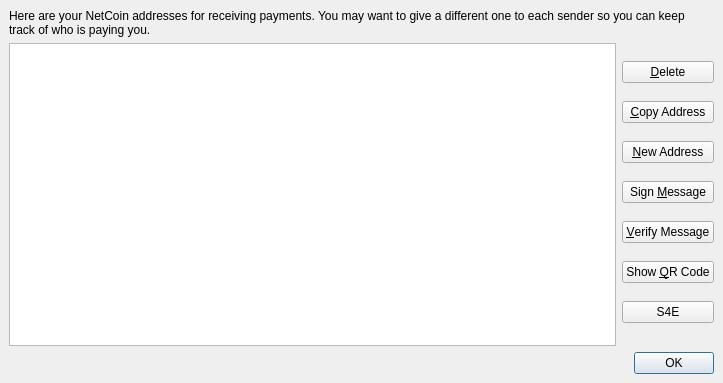
Above: src/qt/forms/addressbookpage.ui from MilkandPie4U/SproutsNewChain before the change. Below: the same form after it.
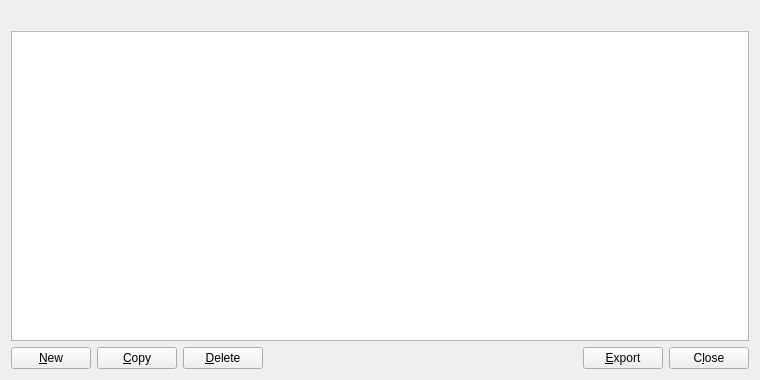
That is the form after the change. Icons and pictures are not drawn.

Patch:
```diff
--- a/src/qt/forms/addressbookpage.ui
+++ b/src/qt/forms/addressbookpage.ui
@@ -6,48 +6,13 @@
    <rect>
     <x>0</x>
     <y>0</y>
-    <width>723</width>
-    <height>383</height>
+    <width>760</width>
+    <height>380</height>
    </rect>
   </property>
-  <property name="windowTitle">
-   <string>Address Book</string>
-  </property>
-  <layout class="QGridLayout" name="gridLayout">
-   <property name="leftMargin">
-    <number>0</number>
-   </property>
-   <property name="topMargin">
-    <number>0</number>
-   </property>
-   <property name="rightMargin">
-    <number>0</number>
-   </property>
-   <property name="bottomMargin">
-    <number>0</number>
-   </property>
-   <item row="0" column="0">
-    <widget class="QFrame" name="frame">
-     <property name="styleSheet">
-      <string notr="true"/>
-     </property>
-     <property name="frameShape">
-      <enum>QFrame::NoFrame</enum>
-     </property>
-     <property name="frameShadow">
-      <enum>QFrame::Plain</enum>
-     </property>
-     <property name="lineWidth">
-      <number>0</number>
-     </property>
-     <layout class="QGridLayout" name="gridLayout_3">
-      <item row="0" column="0">
-       <layout class="QGridLayout" name="gridLayout_2">
-        <item row="0" column="0">
+  <layout class="QVBoxLayout" name="verticalLayout">
+   <item>
          <widget class="QLabel" name="labelExplanation">
-          <property name="text">
-           <string>Here are your NetCoin addresses for receiving payments. You may want to give a different one to each sender so you can keep track of who is paying you.</string>
-          </property>
           <property name="textFormat">
            <enum>Qt::PlainText</enum>
           </property>
@@ -56,10 +21,6 @@
           </property>
          </widget>
         </item>
-        <item row="1" column="0">
-         <layout class="QVBoxLayout" name="verticalLayout_2">
-          <item>
-           <layout class="QHBoxLayout" name="horizontalLayout">
             <item>
              <widget class="QTableView" name="tableView">
               <property name="contextMenuPolicy">
@@ -72,7 +33,7 @@
                <bool>false</bool>
               </property>
               <property name="alternatingRowColors">
-               <bool>false</bool>
+      <bool>true</bool>
               </property>
               <property name="selectionMode">
                <enum>QAbstractItemView::SingleSelection</enum>
@@ -89,14 +50,45 @@
              </widget>
             </item>
             <item>
-             <layout class="QVBoxLayout" name="verticalLayout">
-              <property name="spacing">
-               <number>0</number>
-              </property>
+    <layout class="QHBoxLayout" name="horizontalLayout">
+     <item>
+      <widget class="QPushButton" name="newAddress">
+       <property name="toolTip">
+        <string>Create a new address</string>
+       </property>
+       <property name="text">
+        <string>&amp;New</string>
+       </property>
+       <property name="icon">
+        <iconset resource="../bitcoin.qrc">
+         <normaloff>:/icons/add</normaloff>:/icons/add</iconset>
+       </property>
+       <property name="autoDefault">
+        <bool>false</bool>
+       </property>
+      </widget>
+     </item>
               <item>
-               <widget class="QPushButton" name="deleteButton">
+      <widget class="QPushButton" name="copyAddress">
                 <property name="toolTip">
-                 <string>&lt;html&gt;&lt;head/&gt;&lt;body&gt;&lt;p&gt;&lt;img src=&quot;:/toolTip/res/tooltips/deleteCurrentAddressTooltip.png&quot;/&gt;&lt;/p&gt;&lt;/body&gt;&lt;/html&gt;</string>
+        <string>Copy the currently selected address to the system clipboard</string>
+       </property>
+       <property name="text">
+        <string>&amp;Copy</string>
+       </property>
+       <property name="icon">
+        <iconset resource="../bitcoin.qrc">
+         <normaloff>:/icons/editcopy</normaloff>:/icons/editcopy</iconset>
+       </property>
+       <property name="autoDefault">
+        <bool>false</bool>
+       </property>
+      </widget>
+     </item>
+     <item>
+      <widget class="QPushButton" name="deleteAddress">
+       <property name="toolTip">
+        <string>Delete the currently selected address from the list</string>
                 </property>
                 <property name="text">
                  <string>&amp;Delete</string>
@@ -105,265 +97,13 @@
                  <iconset resource="../bitcoin.qrc">
                   <normaloff>:/icons/remove</normaloff>:/icons/remove</iconset>
                 </property>
-               </widget>
-              </item>
-              <item>
-               <widget class="QPushButton" name="copyToClipboard">
-                <property name="toolTip">
-                 <string>&lt;html&gt;&lt;head/&gt;&lt;body&gt;&lt;p&gt;&lt;img src=&quot;:/toolTip/res/tooltips/copyCurrentAddressTooltip.png&quot;/&gt;&lt;/p&gt;&lt;/body&gt;&lt;/html&gt;</string>
-                </property>
-                <property name="text">
-                 <string>&amp;Copy Address</string>
-                </property>
-                <property name="icon">
-                 <iconset resource="../bitcoin.qrc">
-                  <normaloff>:/icons/editcopy</normaloff>:/icons/editcopy</iconset>
-                </property>
-               </widget>
-              </item>
-              <item>
-               <widget class="QPushButton" name="newAddressButton">
-                <property name="toolTip">
-                 <string>&lt;html&gt;&lt;head/&gt;&lt;body&gt;&lt;p&gt;&lt;img src=&quot;:/toolTip/res/tooltips/createNewNetcoinAddress.png&quot;/&gt;&lt;/p&gt;&lt;/body&gt;&lt;/html&gt;</string>
-                </property>
-                <property name="text">
-                 <string>&amp;New Address</string>
-                </property>
-                <property name="icon">
-                 <iconset resource="../bitcoin.qrc">
-                  <normaloff>:/icons/add</normaloff>:/icons/add</iconset>
-                </property>
-               </widget>
-              </item>
-              <item>
-               <widget class="QPushButton" name="signMessage">
-                <property name="toolTip">
-                 <string>&lt;html&gt;&lt;head/&gt;&lt;body&gt;&lt;p&gt;&lt;img src=&quot;:/toolTip/res/tooltips/signMessageTooltip.png&quot;/&gt;&lt;/p&gt;&lt;/body&gt;&lt;/html&gt;</string>
-                </property>
-                <property name="text">
-                 <string>Sign &amp;Message</string>
-                </property>
-                <property name="icon">
-                 <iconset resource="../bitcoin.qrc">
-                  <normaloff>:/icons/edit</normaloff>:/icons/edit</iconset>
-                </property>
-               </widget>
-              </item>
-              <item>
-               <widget class="QPushButton" name="verifyMessage">
-                <property name="toolTip">
-                 <string>&lt;html&gt;&lt;head/&gt;&lt;body&gt;&lt;p&gt;&lt;img src=&quot;:/toolTip/res/tooltips/verifyMessageTooltip.png&quot;/&gt;&lt;/p&gt;&lt;/body&gt;&lt;/html&gt;</string>
-                </property>
-                <property name="text">
-                 <string>&amp;Verify Message</string>
-                </property>
-                <property name="icon">
-                 <iconset resource="../bitcoin.qrc">
-                  <normaloff>:/icons/transaction_0</normaloff>:/icons/transaction_0</iconset>
-                </property>
-               </widget>
-              </item>
-              <item>
-               <widget class="QPushButton" name="showQRCode">
-                <property name="toolTip">
-                 <string>&lt;html&gt;&lt;head/&gt;&lt;body&gt;&lt;p&gt;&lt;img src=&quot;:/toolTip/res/tooltips/showQrCodeTooltip.png&quot;/&gt;&lt;/p&gt;&lt;/body&gt;&lt;/html&gt;</string>
-                </property>
-                <property name="text">
-                 <string>Show &amp;QR Code</string>
-                </property>
-                <property name="icon">
-                 <iconset resource="../bitcoin.qrc">
-                  <normaloff>:/icons/qrcode</normaloff>:/icons/qrcode</iconset>
-                </property>
-               </widget>
-              </item>
-              <item>
-               <widget class="QPushButton" name="stakeForCharityPushButton">
-                <property name="text">
-                 <string>S4E</string>
-                </property>
-               </widget>
-              </item>
-             </layout>
-            </item>
-           </layout>
-          </item>
-          <item>
-           <layout class="QHBoxLayout" name="horizontalLayout_2">
+       <property name="autoDefault">
+        <bool>false</bool>
+       </property>
+      </widget>
+     </item>
             <item>
              <spacer name="horizontalSpacer">
-              <property name="palette">
-               <palette>
-                <active>
-                 <colorrole role="WindowText">
-                  <brush brushstyle="SolidPattern">
-                   <color alpha="255">
-                    <red>255</red>
-                    <green>170</green>
-                    <blue>0</blue>
-                   </color>
-                  </brush>
-                 </colorrole>
-                 <colorrole role="Button">
-                  <brush brushstyle="SolidPattern">
-                   <color alpha="255">
-                    <red>255</red>
-                    <green>170</green>
-                    <blue>0</blue>
-                   </color>
-                  </brush>
-                 </colorrole>
-                 <colorrole role="Text">
-                  <brush brushstyle="SolidPattern">
-                   <color alpha="255">
-                    <red>255</red>
-                    <green>170</green>
-                    <blue>0</blue>
-                   </color>
-                  </brush>
-                 </colorrole>
-                 <colorrole role="BrightText">
-                  <brush brushstyle="SolidPattern">
-                   <color alpha="255">
-                    <red>255</red>
-                    <green>170</green>
-                    <blue>0</blue>
-                   </color>
-                  </brush>
-                 </colorrole>
-                 <colorrole role="ButtonText">
-                  <brush brushstyle="SolidPattern">
-                   <color alpha="255">
-                    <red>255</red>
-                    <green>170</green>
-                    <blue>0</blue>
-                   </color>
-                  </brush>
-                 </colorrole>
-                 <colorrole role="HighlightedText">
-                  <brush brushstyle="SolidPattern">
-                   <color alpha="255">
-                    <red>255</red>
-                    <green>170</green>
-                    <blue>0</blue>
-                   </color>
-                  </brush>
-                 </colorrole>
-                </active>
-                <inactive>
-                 <colorrole role="WindowText">
-                  <brush brushstyle="SolidPattern">
-                   <color alpha="255">
-                    <red>255</red>
-                    <green>170</green>
-                    <blue>0</blue>
-                   </color>
-                  </brush>
-                 </colorrole>
-                 <colorrole role="Button">
-                  <brush brushstyle="SolidPattern">
-                   <color alpha="255">
-                    <red>255</red>
-                    <green>170</green>
-                    <blue>0</blue>
-                   </color>
-                  </brush>
-                 </colorrole>
-                 <colorrole role="Text">
-                  <brush brushstyle="SolidPattern">
-                   <color alpha="255">
-                    <red>255</red>
-                    <green>170</green>
-                    <blue>0</blue>
-                   </color>
-                  </brush>
-                 </colorrole>
-                 <colorrole role="BrightText">
-                  <brush brushstyle="SolidPattern">
-                   <color alpha="255">
-                    <red>255</red>
-                    <green>170</green>
-                    <blue>0</blue>
-                   </color>
-                  </brush>
-                 </colorrole>
-                 <colorrole role="ButtonText">
-                  <brush brushstyle="SolidPattern">
-                   <color alpha="255">
-                    <red>255</red>
-                    <green>170</green>
-                    <blue>0</blue>
-                   </color>
-                  </brush>
-                 </colorrole>
-                 <colorrole role="HighlightedText">
-                  <brush brushstyle="SolidPattern">
-                   <color alpha="255">
-                    <red>255</red>
-                    <green>170</green>
-                    <blue>0</blue>
-                   </color>
-                  </brush>
-                 </colorrole>
-                </inactive>
-                <disabled>
-                 <colorrole role="WindowText">
-                  <brush brushstyle="SolidPattern">
-                   <color alpha="255">
-                    <red>255</red>
-                    <green>170</green>
-                    <blue>0</blue>
-                   </color>
-                  </brush>
-                 </colorrole>
-                 <colorrole role="Button">
-                  <brush brushstyle="SolidPattern">
-                   <color alpha="255">
-                    <red>255</red>
-                    <green>170</green>
-                    <blue>0</blue>
-                   </color>
-                  </brush>
-                 </colorrole>
-                 <colorrole role="Text">
-                  <brush brushstyle="SolidPattern">
-                   <color alpha="255">
-                    <red>255</red>
-                    <green>170</green>
-                    <blue>0</blue>
-                   </color>
-                  </brush>
-                 </colorrole>
-                 <colorrole role="BrightText">
-                  <brush brushstyle="SolidPattern">
-                   <color alpha="255">
-                    <red>255</red>
-                    <green>170</green>
-                    <blue>0</blue>
-                   </color>
-                  </brush>
-                 </colorrole>
-                 <colorrole role="ButtonText">
-                  <brush brushstyle="SolidPattern">
-                   <color alpha="255">
-                    <red>159</red>
-                    <green>158</green>
-                    <blue>158</blue>
-                   </color>
-                  </brush>
-                 </colorrole>
-                 <colorrole role="HighlightedText">
-                  <brush brushstyle="SolidPattern">
-                   <color alpha="255">
-                    <red>255</red>
-                    <green>170</green>
-                    <blue>0</blue>
-                   </color>
-                  </brush>
-                 </colorrole>
-                </disabled>
-               </palette>
-              </property>
               <property name="orientation">
                <enum>Qt::Horizontal</enum>
               </property>
@@ -376,29 +116,39 @@
              </spacer>
             </item>
             <item>
-             <widget class="QDialogButtonBox" name="buttonBox">
+      <widget class="QPushButton" name="exportButton">
+       <property name="toolTip">
+        <string>Export the data in the current tab to a file</string>
+       </property>
+       <property name="text">
+        <string>&amp;Export</string>
+       </property>
+       <property name="icon">
+        <iconset resource="../bitcoin.qrc">
+         <normaloff>:/icons/export</normaloff>:/icons/export</iconset>
+       </property>
+       <property name="autoDefault">
+        <bool>false</bool>
+       </property>
+      </widget>
+     </item>
+     <item>
+      <widget class="QPushButton" name="closeButton">
               <property name="sizePolicy">
-               <sizepolicy hsizetype="Preferred" vsizetype="Preferred">
+        <sizepolicy hsizetype="Minimum" vsizetype="Minimum">
                 <horstretch>0</horstretch>
                 <verstretch>0</verstretch>
                </sizepolicy>
               </property>
-              <property name="styleSheet">
-               <string notr="true"/>
-              </property>
-              <property name="standardButtons">
-               <set>QDialogButtonBox::Ok</set>
+       <property name="text">
+        <string>C&amp;lose</string>
+       </property>
+       <property name="autoDefault">
+        <bool>false</bool>
               </property>
              </widget>
             </item>
            </layout>
-          </item>
-         </layout>
-        </item>
-       </layout>
-      </item>
-     </layout>
-    </widget>
    </item>
   </layout>
  </widget>
```
Left out of the diff: 2 changed lines with no effect on the pictures. Lines whose indentation alone changed are shown as unchanged.
